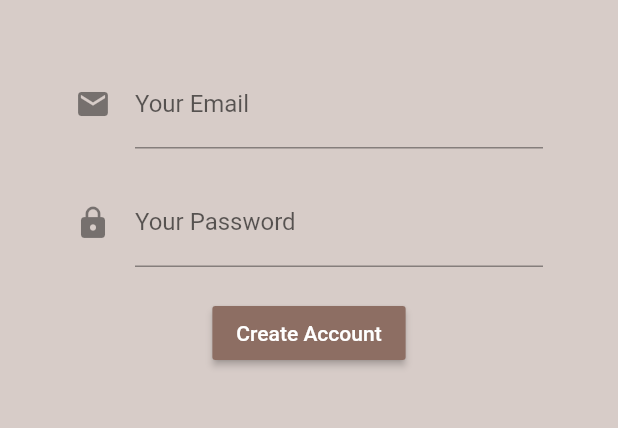
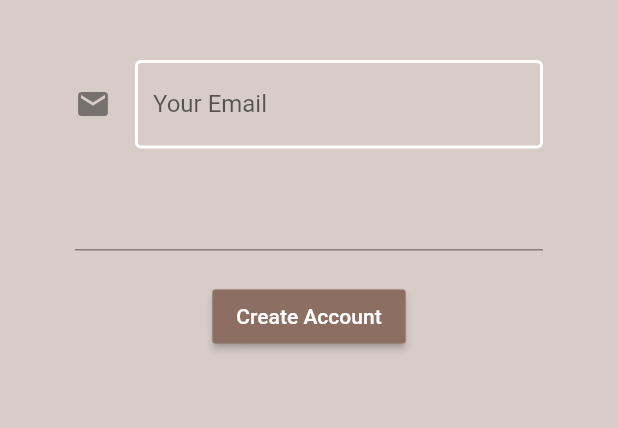
Before and after one commit to MarnusCoetzee/CoffeeCrudFlutter, a Flutter app: the screen it shows after launch, after a tap on "Sign In", after a tap on "Register", on a phone screen of 412 x 824 dp, the part 84-512 px from its top. Run offline on Flutter 3.47's test engine with Material 2 defaults, Android fonts, the phone set to English and light mode, and no system bars; our stand-ins replace firebase_auth; accounts and stored records are empty.

Commit message:
added constants folder

```diff
--- a/lib/screens/authenticate/register.dart
+++ b/lib/screens/authenticate/register.dart
@@ -47,7 +47,13 @@ class _RegisterState extends State<Register> {
               TextFormField(
                 decoration: const InputDecoration(
                     icon: Icon(Icons.email),
-                    labelText: 'Your Email'
+                    labelText: 'Your Email',
+                    enabledBorder: OutlineInputBorder(
+                        borderSide:
+                        BorderSide(color: Colors.white, width: 2.0)),
+                    focusedBorder: OutlineInputBorder(
+                        borderSide:
+                        BorderSide(color: Colors.white, width: 2.0)),
                 ),
                 validator: (val) => val.isEmpty ? 'Enter an email' : null,
                 onChanged: (val) {
@@ -58,10 +64,6 @@ class _RegisterState extends State<Register> {
               ),
               SizedBox(height: 20.0),
               TextFormField(
-                decoration: const InputDecoration(
-                    icon: Icon(Icons.lock),
-                    labelText: 'Your Password'
-                ),
                 obscureText: true,
                 validator: (val) => val.length < 6 ? 'Enter a password at least 6 chars' : null,
                 onChanged: (val) {
--- a/lib/screens/authenticate/sign_in.dart
+++ b/lib/screens/authenticate/sign_in.dart
@@ -2,16 +2,15 @@ import 'package:brew_crew/services/auth.dart';
 import 'package:flutter/material.dart';
 
 class SignIn extends StatefulWidget {
+  final Function toggleView;
 
-  final Function toggleView;
-  SignIn({ this.toggleView });
+  SignIn({this.toggleView});
 
   @override
   _SignInState createState() => _SignInState();
 }
 
 class _SignInState extends State<SignIn> {
-
   final AuthService auth = AuthService();
   final formKey = GlobalKey<FormState>();
 
@@ -47,9 +46,14 @@ class _SignInState extends State<SignIn> {
               SizedBox(height: 20.0),
               TextFormField(
                 decoration: const InputDecoration(
-                  icon: Icon(Icons.email),
-                  labelText: 'Your email'
-                ),
+                    icon: Icon(Icons.email),
+                    labelText: 'Your Email',
+                    enabledBorder: OutlineInputBorder(
+                        borderSide:
+                            BorderSide(color: Colors.white, width: 2.0)),
+                    focusedBorder: OutlineInputBorder(
+                        borderSide:
+                            BorderSide(color: Colors.white, width: 2.0))),
                 validator: (val) => val.isEmpty ? 'Enter an email' : null,
                 onChanged: (val) {
                   setState(() {
@@ -61,9 +65,15 @@ class _SignInState extends State<SignIn> {
               TextFormField(
                 decoration: const InputDecoration(
                     icon: Icon(Icons.lock),
-                    labelText: 'Your Password'
-                ),
-                validator: (val) => val.length < 6 ? 'Password Length Error' : null,
+                    labelText: 'Your Password',
+                    enabledBorder: OutlineInputBorder(
+                        borderSide:
+                            BorderSide(color: Colors.white, width: 2.0)),
+                    focusedBorder: OutlineInputBorder(
+                        borderSide:
+                            BorderSide(color: Colors.white, width: 2.0))),
+                validator: (val) =>
+                    val.length < 6 ? 'Password Length Error' : null,
                 obscureText: true,
                 onChanged: (val) {
                   setState(() {
@@ -76,13 +86,12 @@ class _SignInState extends State<SignIn> {
                 color: Colors.brown[400],
                 child: Text(
                   'Sign In',
-                  style: TextStyle(
-                    color: Colors.white
-                  ),
+                  style: TextStyle(color: Colors.white),
                 ),
                 onPressed: () async {
                   if (formKey.currentState.validate()) {
-                    dynamic result = await auth.signInWithEmailAndPassword(email, password);
+                    dynamic result =
+                        await auth.signInWithEmailAndPassword(email, password);
                     if (result == null) {
                       setState(() {
                         error = 'error has occurred';
--- /dev/null
+++ b/lib/shared/constants.dart
@@ -0,0 +1,12 @@
+import 'package:flutter/material.dart';
+
+const textInputDecoration = const InputDecoration(
+  icon: Icon(Icons.lock),
+  labelText: 'Your Password',
+  enabledBorder: OutlineInputBorder(
+      borderSide:
+      BorderSide(color: Colors.white, width: 2.0)),
+  focusedBorder: OutlineInputBorder(
+      borderSide:
+      BorderSide(color: Colors.white, width: 2.0)),
+);
```
